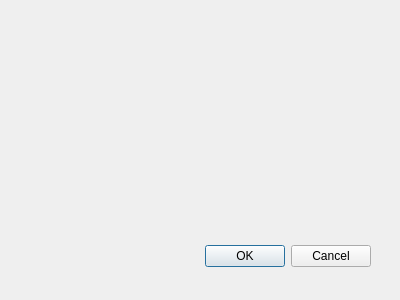
First picture: the form in urlchoosedialog.ui, repository kravchenko-aleksei/Browser, before the edit.
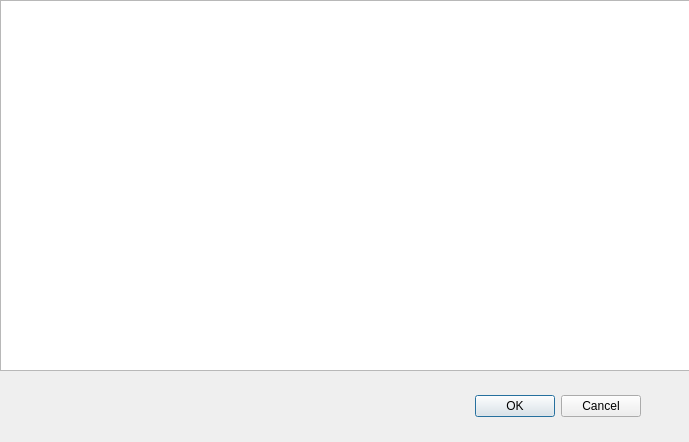
Second picture: the form after the edit.

Patch:
```diff
--- a/urlchoosedialog.ui
+++ b/urlchoosedialog.ui
@@ -8,8 +8,8 @@
    <rect>
     <x>0</x>
     <y>0</y>
-    <width>400</width>
-    <height>300</height>
+    <width>689</width>
+    <height>442</height>
    </rect>
   </property>
   <property name="windowTitle">
@@ -18,8 +18,8 @@
   <widget name="buttonBox" class="QDialogButtonBox">
    <property name="geometry">
     <rect>
-     <x>30</x>
-     <y>240</y>
+     <x>300</x>
+     <y>390</y>
      <width>341</width>
      <height>32</height>
     </rect>
@@ -31,6 +31,16 @@
     <set>QDialogButtonBox::Cancel|QDialogButtonBox::Ok</set>
    </property>
   </widget>
+  <widget class="QListView" name="listView">
+   <property name="geometry">
+    <rect>
+     <x>0</x>
+     <y>0</y>
+     <width>691</width>
+     <height>371</height>
+    </rect>
+   </property>
+  </widget>
  </widget>
  <pixmapfunction/>
  <resources/>
```
Left out of the diff: 9 changed lines with no effect on the pictures.
